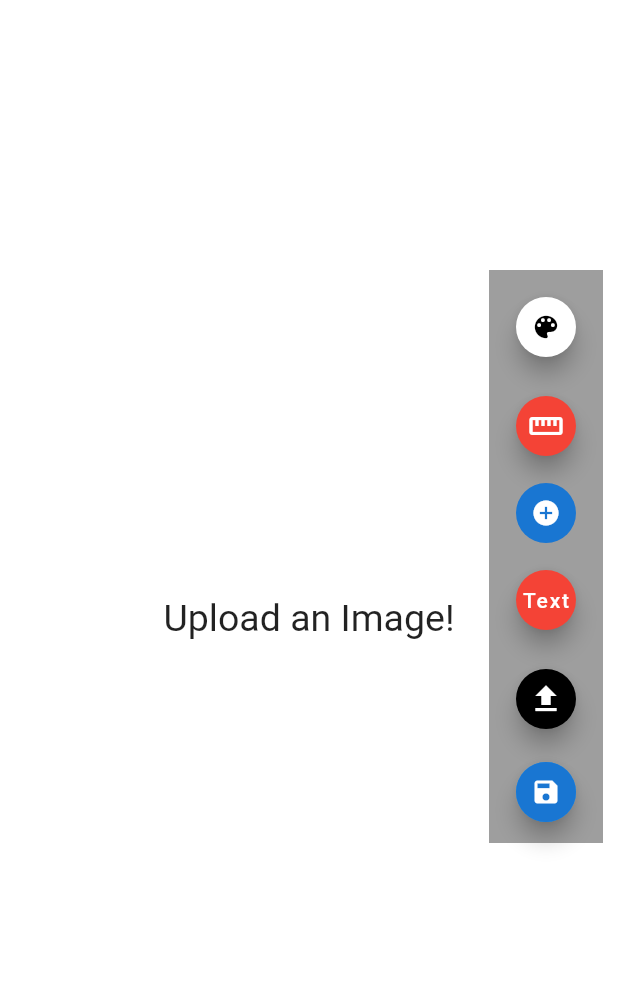
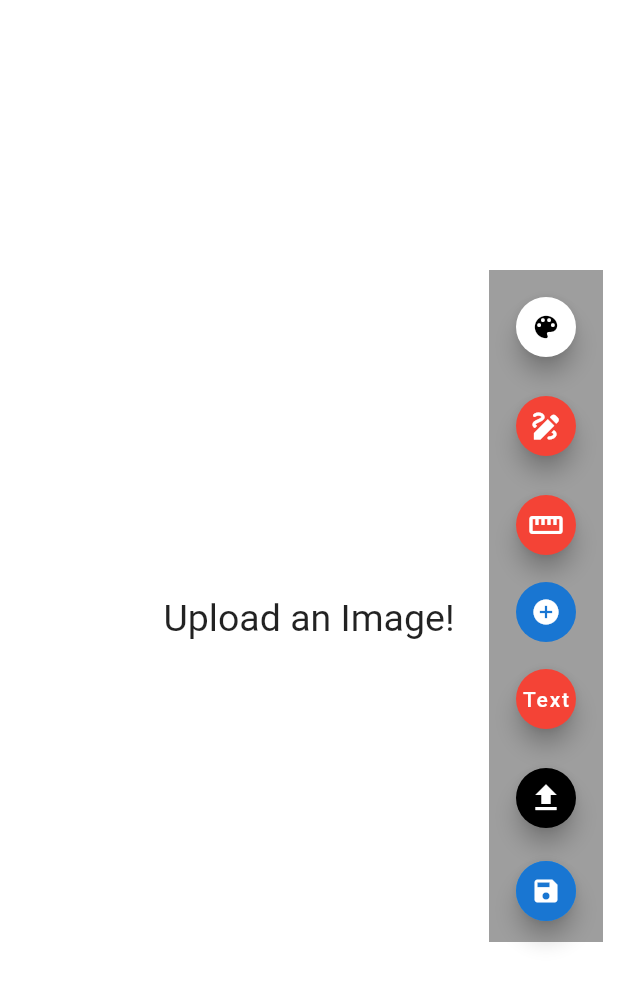
Before and after one commit to JosephSafouri/OXO-2123, a Flutter app: the screen it shows after launch, on a phone screen of 412 x 824 dp. Shown: the top 984 px of the screen. Run offline on Flutter 3.47's test engine with Material 2 defaults, Android fonts, the light colour scheme and no system bars; drawn by our look-alikes of screenshot; our stand-ins replace flutter_colorpicker, image_gallery_saver, image_picker.

Commit message:
Free Drawing Button

```diff
--- a/flutter-app/flutter_drawing_app/starter/lib/drawing_page.dart
+++ b/flutter-app/flutter_drawing_app/starter/lib/drawing_page.dart
@@ -243,6 +243,8 @@ class _DrawingPageState extends State<DrawingPage> {
           children: [
             buildColorPickerButton(),
             SizedBox(height: space_between),
+            buildFreeDrawButton(),
+            SizedBox(height: space_between),
             buildLineButton(),
             SizedBox(height: space_between),
             buildPointButton(),
@@ -251,7 +253,7 @@ class _DrawingPageState extends State<DrawingPage> {
             SizedBox(height: space_between),
             buildUploadButton(),
             SizedBox(height: space_between),
-            buildSaveButton()
+            buildSaveButton(),
           ],
         ),
       ),
@@ -463,6 +465,24 @@ class _DrawingPageState extends State<DrawingPage> {
     );
   }
 
+  Widget buildFreeDrawButton() {
+    return Padding(
+      padding: const EdgeInsets.all(4.0),
+      child: FloatingActionButton(
+        mini: true,
+        backgroundColor: selectedColor,
+        child: Icon(Icons.draw),
+        onPressed: () {
+          setState(() {
+            if (displayImage != null) {
+              state = Status.free_draw;
+            }
+          });
+        },
+      ),
+    );
+  }
+
   Widget determineDisplayContent(double width, double height) {
     if (displayImage != null) {
       if (kIsWeb) {
```
